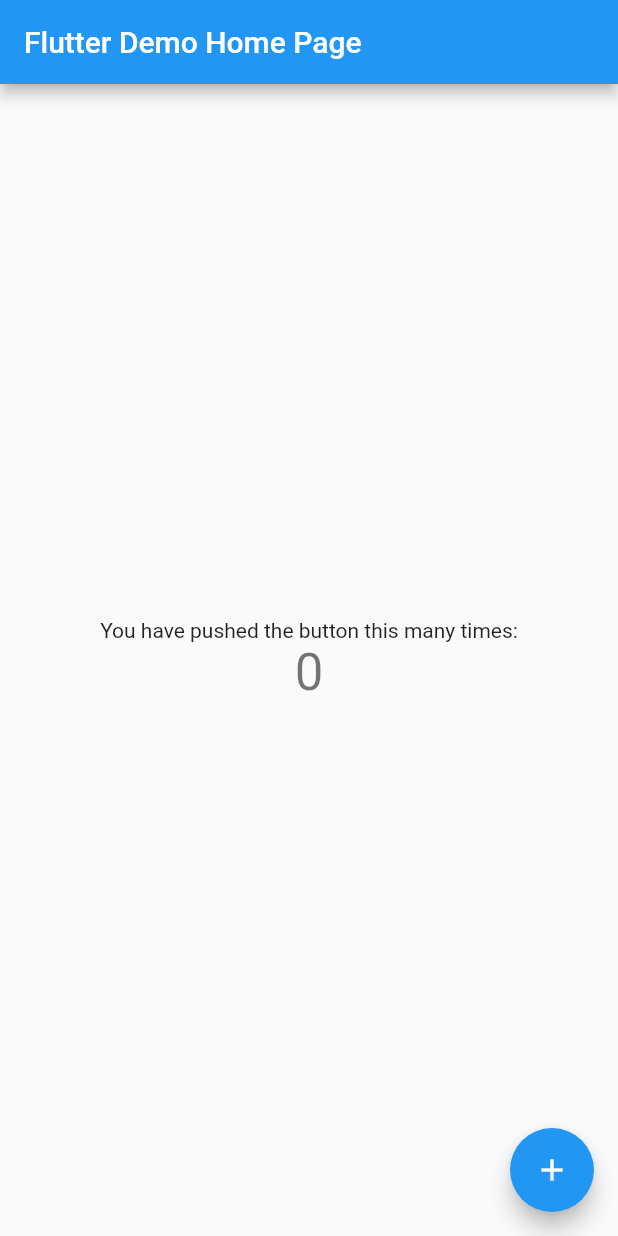
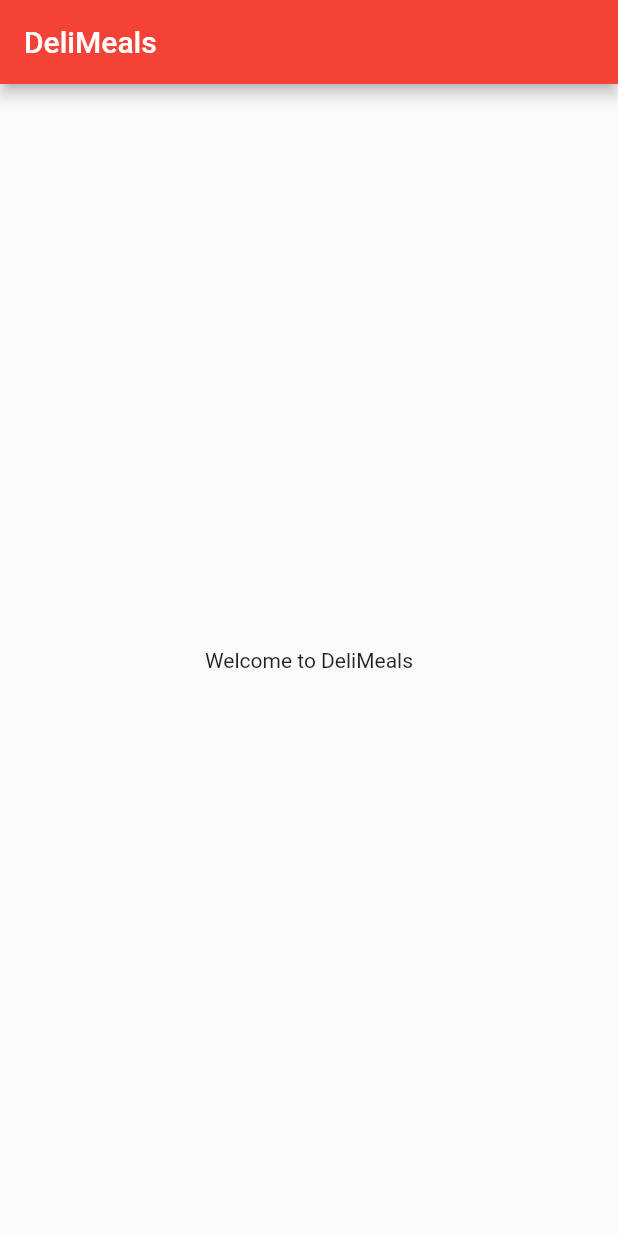
Before and after one commit to eraloop/flutter-meals-app, a Flutter app: the screen it shows after launch, on a phone screen of 412 x 824 dp. Run offline on Flutter 3.47's test engine with Material 2 defaults, Android fonts, the phone set to English and light mode, and no system bars.

Commit message:
done some basic cleanup of the app , changed the primary swatch color

```diff
--- a/lib/main.dart
+++ b/lib/main.dart
@@ -11,105 +11,36 @@ class MyApp extends StatelessWidget {
   @override
   Widget build(BuildContext context) {
     return MaterialApp(
-      title: 'Flutter Demo',
+      debugShowCheckedModeBanner: false,
+      title: 'DeliMeals',
       theme: ThemeData(
-        // This is the theme of your application.
-        //
-        // Try running your application with "flutter run". You'll see the
-        // application has a blue toolbar. Then, without quitting the app, try
-        // changing the primarySwatch below to Colors.green and then invoke
-        // "hot reload" (press "r" in the console where you ran "flutter run",
-        // or simply save your changes to "hot reload" in a Flutter IDE).
-        // Notice that the counter didn't reset back to zero; the application
-        // is not restarted.
-        primarySwatch: Colors.blue,
+        primarySwatch: Colors.red
       ),
-      home: const MyHomePage(title: 'Flutter Demo Home Page'),
+      home: const MyHomePage(),
     );
   }
 }
 
 class MyHomePage extends StatefulWidget {
-  const MyHomePage({Key? key, required this.title}) : super(key: key);
-
-  // This widget is the home page of your application. It is stateful, meaning
-  // that it has a State object (defined below) that contains fields that affect
-  // how it looks.
-
-  // This class is the configuration for the state. It holds the values (in this
-  // case the title) provided by the parent (in this case the App widget) and
-  // used by the build method of the State. Fields in a Widget subclass are
-  // always marked "final".
-
-  final String title;
+  const MyHomePage({Key? key}) : super(key: key);
 
   @override
   State<MyHomePage> createState() => _MyHomePageState();
 }
 
 class _MyHomePageState extends State<MyHomePage> {
-  int _counter = 0;
-
-  void _incrementCounter() {
-    setState(() {
-      // This call to setState tells the Flutter framework that something has
-      // changed in this State, which causes it to rerun the build method below
-      // so that the display can reflect the updated values. If we changed
-      // _counter without calling setState(), then the build method would not be
-      // called again, and so nothing would appear to happen.
-      _counter++;
-    });
-  }
 
   @override
   Widget build(BuildContext context) {
-    // This method is rerun every time setState is called, for instance as done
-    // by the _incrementCounter method above.
-    //
-    // The Flutter framework has been optimized to make rerunning build methods
-    // fast, so that you can just rebuild anything that needs updating rather
-    // than having to individually change instances of widgets.
     return Scaffold(
       appBar: AppBar(
-        // Here we take the value from the MyHomePage object that was created by
-        // the App.build method, and use it to set our appbar title.
-        title: Text(widget.title),
+        title: const Text("DeliMeals"),
       ),
-      body: Center(
-        // Center is a layout widget. It takes a single child and positions it
-        // in the middle of the parent.
-        child: Column(
-          // Column is also a layout widget. It takes a list of children and
-          // arranges them vertically. By default, it sizes itself to fit its
-          // children horizontally, and tries to be as tall as its parent.
-          //
-          // Invoke "debug painting" (press "p" in the console, choose the
-          // "Toggle Debug Paint" action from the Flutter Inspector in Android
-          // Studio, or the "Toggle Debug Paint" command in Visual Studio Code)
-          // to see the wireframe for each widget.
-          //
-          // Column has various properties to control how it sizes itself and
-          // how it positions its children. Here we use mainAxisAlignment to
-          // center the children vertically; the main axis here is the vertical
-          // axis because Columns are vertical (the cross axis would be
-          // horizontal).
-          mainAxisAlignment: MainAxisAlignment.center,
-          children: <Widget>[
-            const Text(
-              'You have pushed the button this many times:',
-            ),
-            Text(
-              '$_counter',
-              style: Theme.of(context).textTheme.headline4,
-            ),
-          ],
+      body: Container(
+        child: Center(
+          child: const Text("Welcome to DeliMeals"),
+        )
         ),
-      ),
-      floatingActionButton: FloatingActionButton(
-        onPressed: _incrementCounter,
-        tooltip: 'Increment',
-        child: const Icon(Icons.add),
-      ), // This trailing comma makes auto-formatting nicer for build methods.
     );
   }
 }
```
Also changed, not shown: pubspec.lock.
